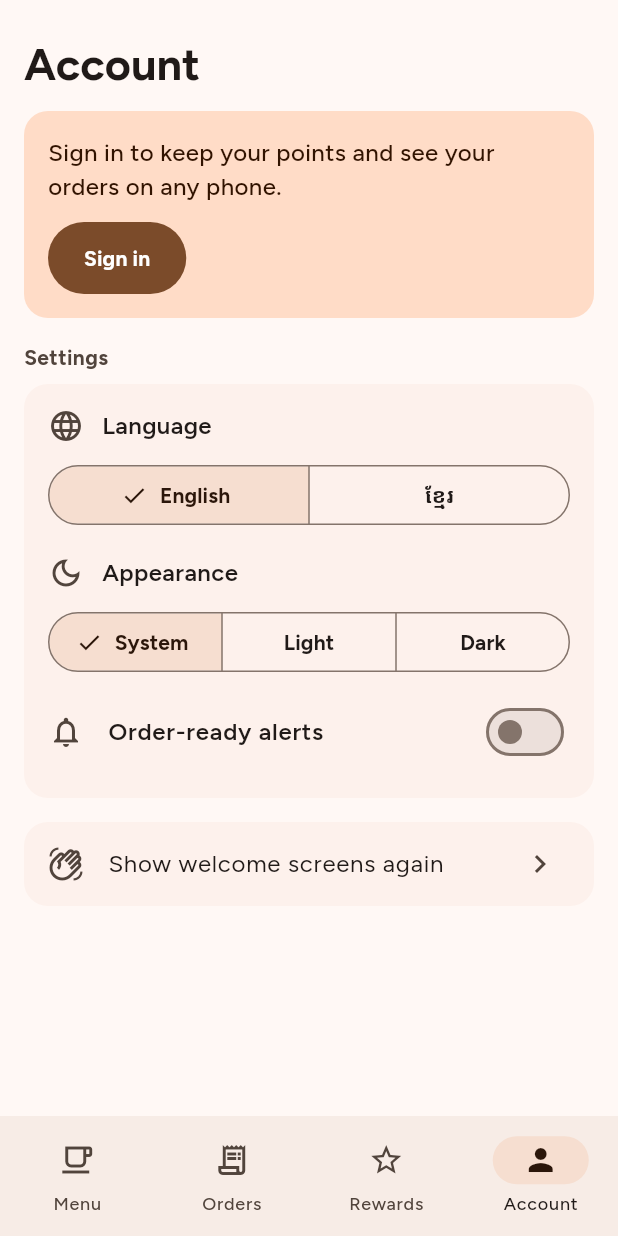
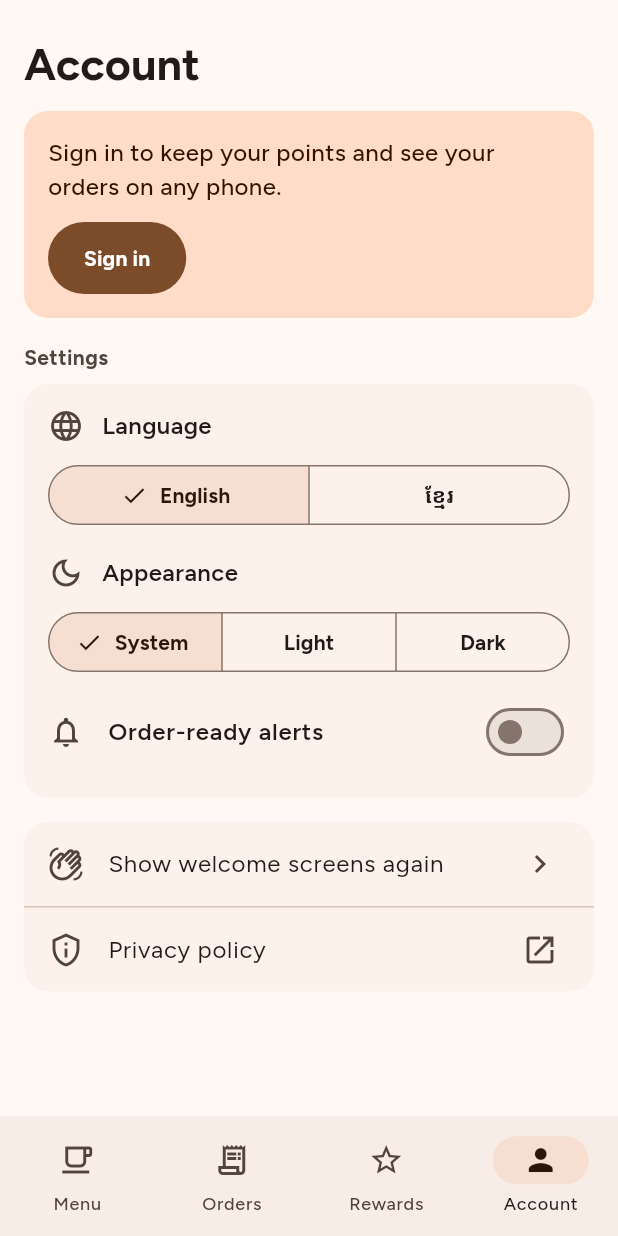
Before and after one commit to codingspacekh/homecoffee, a Flutter app: the AccountScreen screen opened by its route, on a phone screen of 412 x 824 dp. Run offline on Flutter 3.47's test engine with Material 3 defaults, Android fonts, the phone set to English and light mode, and no system bars; our stand-ins replace cached_network_image, dio, flutter_riverpod, flutter_secure_storage, freezed_annotation, go_router and 3 more; accounts and stored records are empty; statements that could not run were skipped.

Commit message:
Get the app ready for TestFlight and Google Play testing
- New app icon from the brand colours, with Android adaptive and themed icons
- Release builds sign with the Play upload key from android/key.properties,
  or the debug key when it's missing
- Store builds read the server address from config/production.json
- iOS: app name, English and Khmer, and the encryption answer for App Store
  Connect
- Account tab links to the privacy policy on the server
- App builds workflow: signed Android bundle and APK, and an unsigned iOS
  build to prove it compiles
- RELEASE.md walks through TestFlight and Google Play internal testing

```diff
--- /dev/null
+++ b/apps/mobile/config/production.example.json
@@ -0,0 +1,4 @@
+{
+  "API_URL": "https://homecoffee.example.com/api/v1",
+  "REVERB_URL": "wss://homecoffee.example.com/app/REVERB_APP_KEY"
+}
--- a/apps/mobile/lib/features/account/account_screen.dart
+++ b/apps/mobile/lib/features/account/account_screen.dart
@@ -2,6 +2,7 @@ import 'package:flutter_riverpod/flutter_riverpod.dart';
 import 'package:go_router/go_router.dart';
 import 'package:homecoffee_data/homecoffee_data.dart';
 import 'package:material_ui/material_ui.dart';
+import 'package:url_launcher/url_launcher.dart';
 
 import '../../core/l10n.dart';
 import '../../core/problems.dart';
@@ -11,7 +12,8 @@ import '../checkout/checkout_screen.dart' show phonePattern;
 import '../welcome/welcome_screen.dart';
 
 /// Your profile (or Sign in), then settings: language, light or dark, order
-/// alerts, the welcome screens again, sign out and forget my data.
+/// alerts, the welcome screens again, the privacy policy, sign out and forget
+/// my data.
 class AccountScreen extends ConsumerWidget {
   const AccountScreen({super.key});
 
@@ -165,12 +167,27 @@ class AccountScreen extends ConsumerWidget {
               color: scheme.surfaceContainerLow,
               borderRadius: BorderRadius.circular(16),
               clipBehavior: Clip.antiAlias,
-              child: ListTile(
-                minTileHeight: 56,
-                leading: const Icon(Icons.waving_hand_outlined),
-                title: Text(t.showWelcomeAgain),
-                trailing: const Icon(Icons.chevron_right),
-                onTap: notifier.showWelcomeAgain,
+              child: Column(
+                children: [
+                  ListTile(
+                    minTileHeight: 56,
+                    leading: const Icon(Icons.waving_hand_outlined),
+                    title: Text(t.showWelcomeAgain),
+                    trailing: const Icon(Icons.chevron_right),
+                    onTap: notifier.showWelcomeAgain,
+                  ),
+                  Divider(height: 1, color: scheme.outlineVariant),
+                  ListTile(
+                    minTileHeight: 56,
+                    leading: const Icon(Icons.privacy_tip_outlined),
+                    title: Text(t.privacyPolicy),
+                    trailing: const Icon(Icons.open_in_new),
+                    onTap: () => launchUrl(
+                      privacyPolicyUrl,
+                      mode: LaunchMode.inAppBrowserView,
+                    ),
+                  ),
+                ],
               ),
             ),
             if (account != null) ...[
@@ -206,6 +223,10 @@ class AccountScreen extends ConsumerWidget {
     );
   }
 }
+
+/// The privacy page on the same server as the API, which the app stores ask
+/// for inside the app too.
+final privacyPolicyUrl = Uri.parse(apiUrl).replace(path: '/privacy');
 
 Future<void> _forget(BuildContext context, WidgetRef ref) async {
   final t = context.l10n;
--- a/apps/mobile/lib/l10n/app_en.arb
+++ b/apps/mobile/lib/l10n/app_en.arb
@@ -26,6 +26,7 @@
   "sampleNotificationBody": "Come and pick it up at the counter.",
   "now": "now",
   "showWelcomeAgain": "Show welcome screens again",
+  "privacyPolicy": "Privacy policy",
   "tabMenu": "Menu",
   "tabOrders": "Orders",
   "tabRewards": "Rewards",
--- a/apps/mobile/lib/l10n/app_km.arb
+++ b/apps/mobile/lib/l10n/app_km.arb
@@ -19,6 +19,7 @@
   "sampleNotificationBody": "សូមអញ្ជើញមកយកនៅបញ្ជរ។",
   "now": "ឥឡូវ",
   "showWelcomeAgain": "បង្ហាញទំព័រស្វាគមន៍ម្តងទៀត",
+  "privacyPolicy": "គោលការណ៍ឯកជនភាព",
   "tabMenu": "ម៉ឺនុយ",
   "tabOrders": "ការបញ្ជាទិញ",
   "tabRewards": "រង្វាន់",
--- a/apps/mobile/lib/l10n/app_localizations.dart
+++ b/apps/mobile/lib/l10n/app_localizations.dart
@@ -210,6 +210,12 @@ abstract class L10n {
   /// In en, this message translates to:
   /// **'Show welcome screens again'**
   String get showWelcomeAgain;
+
+  /// No description provided for @privacyPolicy.
+  ///
+  /// In en, this message translates to:
+  /// **'Privacy policy'**
+  String get privacyPolicy;
 
   /// No description provided for @tabMenu.
   ///
--- a/apps/mobile/lib/l10n/app_localizations_en.dart
+++ b/apps/mobile/lib/l10n/app_localizations_en.dart
@@ -70,6 +70,9 @@ class L10nEn extends L10n {
 
   @override
   String get showWelcomeAgain => 'Show welcome screens again';
+
+  @override
+  String get privacyPolicy => 'Privacy policy';
 
   @override
   String get tabMenu => 'Menu';
--- a/apps/mobile/lib/l10n/app_localizations_km.dart
+++ b/apps/mobile/lib/l10n/app_localizations_km.dart
@@ -71,6 +71,9 @@ class L10nKm extends L10n {
 
   @override
   String get showWelcomeAgain => 'បង្ហាញទំព័រស្វាគមន៍ម្តងទៀត';
+
+  @override
+  String get privacyPolicy => 'គោលការណ៍ឯកជនភាព';
 
   @override
   String get tabMenu => 'ម៉ឺនុយ';
--- a/apps/mobile/pubspec.yaml
+++ b/apps/mobile/pubspec.yaml
@@ -1,7 +1,7 @@
 name: homecoffee
 description: HomeCoffee, order ahead and skip the line.
 publish_to: none
-version: 0.1.0+1
+version: 1.0.0+1
 resolution: workspace
 
 environment:
@@ -24,12 +24,15 @@ dependencies:
   flutter_localizations:
     sdk: flutter
   qr_flutter: ^4.1.0
+  url_launcher: ^6.3.3
 
 dev_dependencies:
   flutter_test:
     sdk: flutter
   flutter_lints: ^6.0.0
   shared_preferences_platform_interface: ^2.4.2
+  url_launcher_platform_interface: ^2.3.2
+  plugin_platform_interface: ^2.1.8
 
 flutter:
   uses-material-design: true
```
Also changed, not shown: apps/mobile/flutter_launcher_icons.yaml (added, +15 -0 lines), apps/mobile/assets/icon/foreground.png (added), apps/mobile/assets/icon/icon.png (added), apps/mobile/assets/icon/monochrome.png (added), pubspec.lock, 47 other files.
